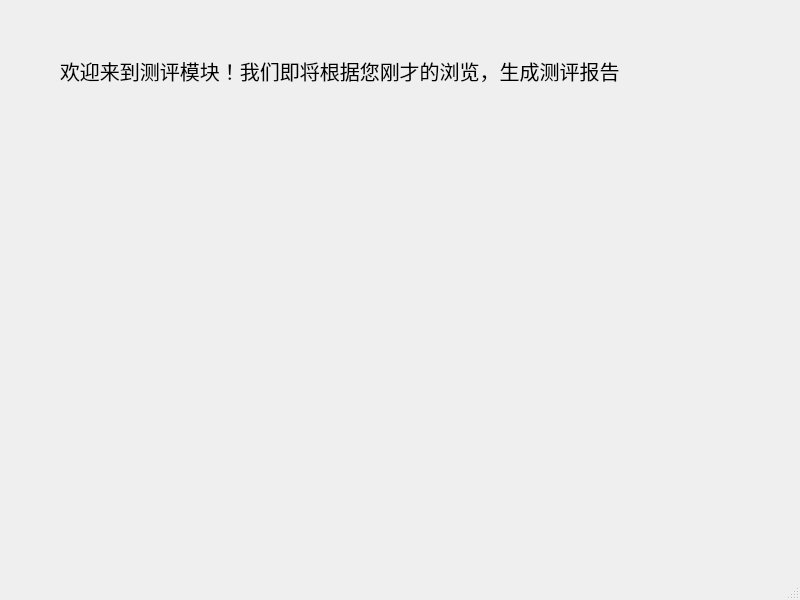
This is assessmenu.ui in JerryLi7332/QT- as Qt 5 draws it before an edit. The edited form follows.
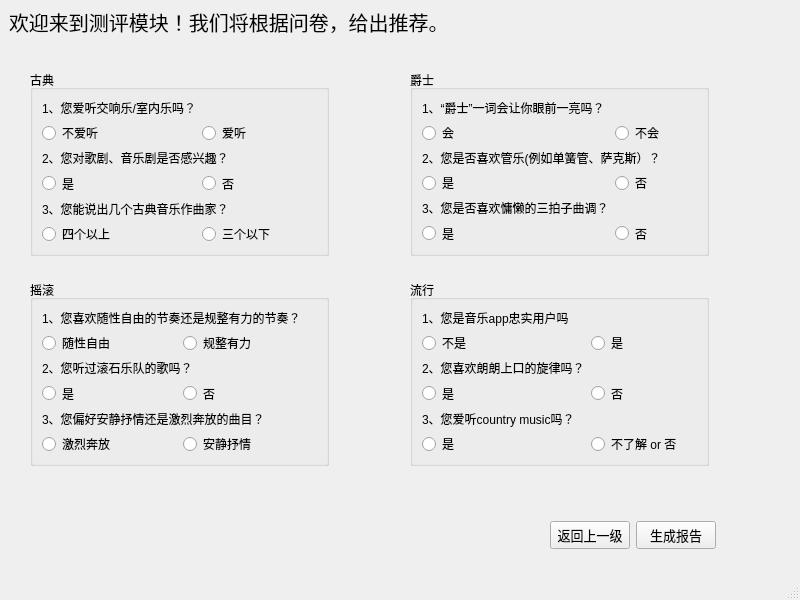
This is the edited form.

```diff
--- a/assessmenu.ui
+++ b/assessmenu.ui
@@ -17,10 +17,10 @@
    <widget class="QLabel" name="label">
     <property name="geometry">
      <rect>
-      <x>60</x>
-      <y>30</y>
-      <width>601</width>
-      <height>81</height>
+      <x>9</x>
+      <y>9</y>
+      <width>560</width>
+      <height>26</height>
      </rect>
     </property>
     <property name="font">
@@ -29,19 +29,382 @@
      </font>
     </property>
     <property name="text">
-     <string>欢迎来到测评模块！我们即将根据您刚才的浏览，生成测评报告</string>
+     <string>欢迎来到测评模块！我们将根据问卷，给出推荐。</string>
     </property>
    </widget>
-  </widget>
-  <widget class="QMenuBar" name="menubar">
-   <property name="geometry">
-    <rect>
-     <x>0</x>
-     <y>0</y>
-     <width>800</width>
-     <height>21</height>
-    </rect>
-   </property>
+   <widget class="QGroupBox" name="groupBox">
+    <property name="geometry">
+     <rect>
+      <x>30</x>
+      <y>70</y>
+      <width>299</width>
+      <height>186</height>
+     </rect>
+    </property>
+    <property name="title">
+     <string>古典</string>
+    </property>
+    <layout class="QGridLayout" name="gridLayout_2">
+     <item row="3" column="1">
+      <widget class="QRadioButton" name="radioButton_4">
+       <property name="text">
+        <string>否</string>
+       </property>
+      </widget>
+     </item>
+     <item row="1" column="1">
+      <widget class="QRadioButton" name="radioButton_2">
+       <property name="text">
+        <string>爱听</string>
+       </property>
+      </widget>
+     </item>
+     <item row="1" column="0">
+      <widget class="QRadioButton" name="radioButton">
+       <property name="text">
+        <string>不爱听</string>
+       </property>
+      </widget>
+     </item>
+     <item row="3" column="0">
+      <widget class="QRadioButton" name="radioButton_3">
+       <property name="text">
+        <string>是</string>
+       </property>
+      </widget>
+     </item>
+     <item row="0" column="0">
+      <widget class="QLabel" name="label_2">
+       <property name="text">
+        <string>1、您爱听交响乐/室内乐吗？</string>
+       </property>
+      </widget>
+     </item>
+     <item row="5" column="0">
+      <widget class="QRadioButton" name="radioButton_5">
+       <property name="text">
+        <string>四个以上</string>
+       </property>
+      </widget>
+     </item>
+     <item row="5" column="1">
+      <widget class="QRadioButton" name="radioButton_6">
+       <property name="text">
+        <string>三个以下</string>
+       </property>
+      </widget>
+     </item>
+     <item row="2" column="0" colspan="2">
+      <widget class="QLabel" name="label_3">
+       <property name="text">
+        <string>2、您对歌剧、音乐剧是否感兴趣？</string>
+       </property>
+      </widget>
+     </item>
+     <item row="4" column="0" colspan="2">
+      <widget class="QLabel" name="label_4">
+       <property name="text">
+        <string>3、您能说出几个古典音乐作曲家？</string>
+       </property>
+      </widget>
+     </item>
+    </layout>
+   </widget>
+   <widget class="QGroupBox" name="groupBox_2">
+    <property name="geometry">
+     <rect>
+      <x>410</x>
+      <y>70</y>
+      <width>299</width>
+      <height>186</height>
+     </rect>
+    </property>
+    <property name="title">
+     <string>爵士</string>
+    </property>
+    <layout class="QGridLayout" name="gridLayout_3">
+     <item row="0" column="0" colspan="2">
+      <widget class="QLabel" name="label_6">
+       <property name="text">
+        <string>1、“爵士”一词会让你眼前一亮吗？</string>
+       </property>
+      </widget>
+     </item>
+     <item row="4" column="0">
+      <widget class="QRadioButton" name="radioButton_9">
+       <property name="text">
+        <string>是</string>
+       </property>
+      </widget>
+     </item>
+     <item row="6" column="1">
+      <widget class="QRadioButton" name="radioButton_12">
+       <property name="text">
+        <string>否</string>
+       </property>
+      </widget>
+     </item>
+     <item row="5" column="0">
+      <widget class="QLabel" name="label_5">
+       <property name="text">
+        <string>3、您是否喜欢慵懒的三拍子曲调？</string>
+       </property>
+      </widget>
+     </item>
+     <item row="6" column="0">
+      <widget class="QRadioButton" name="radioButton_11">
+       <property name="text">
+        <string>是</string>
+       </property>
+      </widget>
+     </item>
+     <item row="4" column="1">
+      <widget class="QRadioButton" name="radioButton_10">
+       <property name="text">
+        <string>否</string>
+       </property>
+      </widget>
+     </item>
+     <item row="1" column="0">
+      <widget class="QRadioButton" name="radioButton_8">
+       <property name="text">
+        <string>会</string>
+       </property>
+      </widget>
+     </item>
+     <item row="1" column="1">
+      <widget class="QRadioButton" name="radioButton_7">
+       <property name="text">
+        <string>不会</string>
+       </property>
+      </widget>
+     </item>
+     <item row="3" column="0" colspan="2">
+      <widget class="QLabel" name="label_7">
+       <property name="text">
+        <string>2、您是否喜欢管乐(例如单簧管、萨克斯）？</string>
+       </property>
+      </widget>
+     </item>
+    </layout>
+   </widget>
+   <widget class="QGroupBox" name="groupBox_3">
+    <property name="geometry">
+     <rect>
+      <x>30</x>
+      <y>280</y>
+      <width>299</width>
+      <height>186</height>
+     </rect>
+    </property>
+    <property name="title">
+     <string>摇滚</string>
+    </property>
+    <layout class="QGridLayout" name="gridLayout_4">
+     <item row="3" column="1">
+      <widget class="QRadioButton" name="radioButton_16">
+       <property name="text">
+        <string>否</string>
+       </property>
+      </widget>
+     </item>
+     <item row="1" column="1">
+      <widget class="QRadioButton" name="radioButton_14">
+       <property name="text">
+        <string>规整有力</string>
+       </property>
+      </widget>
+     </item>
+     <item row="1" column="0">
+      <widget class="QRadioButton" name="radioButton_13">
+       <property name="text">
+        <string>随性自由</string>
+       </property>
+      </widget>
+     </item>
+     <item row="3" column="0">
+      <widget class="QRadioButton" name="radioButton_15">
+       <property name="text">
+        <string>是</string>
+       </property>
+      </widget>
+     </item>
+     <item row="5" column="0">
+      <widget class="QRadioButton" name="radioButton_17">
+       <property name="text">
+        <string>激烈奔放</string>
+       </property>
+      </widget>
+     </item>
+     <item row="5" column="1">
+      <widget class="QRadioButton" name="radioButton_18">
+       <property name="text">
+        <string>安静抒情</string>
+       </property>
+      </widget>
+     </item>
+     <item row="4" column="0" colspan="2">
+      <widget class="QLabel" name="label_8">
+       <property name="text">
+        <string>3、您偏好安静抒情还是激烈奔放的曲目？</string>
+       </property>
+      </widget>
+     </item>
+     <item row="0" column="0" colspan="2">
+      <widget class="QLabel" name="label_9">
+       <property name="text">
+        <string>1、您喜欢随性自由的节奏还是规整有力的节奏？</string>
+       </property>
+      </widget>
+     </item>
+     <item row="2" column="0" colspan="2">
+      <widget class="QLabel" name="label_10">
+       <property name="text">
+        <string>2、您听过滚石乐队的歌吗？</string>
+       </property>
+      </widget>
+     </item>
+    </layout>
+   </widget>
+   <widget class="QGroupBox" name="groupBox_4">
+    <property name="geometry">
+     <rect>
+      <x>410</x>
+      <y>280</y>
+      <width>299</width>
+      <height>186</height>
+     </rect>
+    </property>
+    <property name="title">
+     <string>流行</string>
+    </property>
+    <layout class="QGridLayout" name="gridLayout_5">
+     <item row="4" column="0">
+      <widget class="QLabel" name="label_11">
+       <property name="text">
+        <string>3、您爱听country music吗？</string>
+       </property>
+      </widget>
+     </item>
+     <item row="3" column="1">
+      <widget class="QRadioButton" name="radioButton_22">
+       <property name="text">
+        <string>否</string>
+       </property>
+      </widget>
+     </item>
+     <item row="1" column="1">
+      <widget class="QRadioButton" name="radioButton_20">
+       <property name="text">
+        <string>是</string>
+       </property>
+      </widget>
+     </item>
+     <item row="1" column="0">
+      <widget class="QRadioButton" name="radioButton_19">
+       <property name="text">
+        <string>不是</string>
+       </property>
+      </widget>
+     </item>
+     <item row="3" column="0">
+      <widget class="QRadioButton" name="radioButton_21">
+       <property name="text">
+        <string>是</string>
+       </property>
+      </widget>
+     </item>
+     <item row="0" column="0">
+      <widget class="QLabel" name="label_12">
+       <property name="text">
+        <string>1、您是音乐app忠实用户吗</string>
+       </property>
+      </widget>
+     </item>
+     <item row="2" column="0">
+      <widget class="QLabel" name="label_13">
+       <property name="text">
+        <string>2、您喜欢朗朗上口的旋律吗？</string>
+       </property>
+      </widget>
+     </item>
+     <item row="5" column="0">
+      <widget class="QRadioButton" name="radioButton_23">
+       <property name="text">
+        <string>是</string>
+       </property>
+      </widget>
+     </item>
+     <item row="5" column="1">
+      <widget class="QRadioButton" name="radioButton_24">
+       <property name="text">
+        <string>不了解 or 否</string>
+       </property>
+      </widget>
+     </item>
+    </layout>
+   </widget>
+   <widget class="QWidget" name="">
+    <property name="geometry">
+     <rect>
+      <x>30</x>
+      <y>510</y>
+      <width>701</width>
+      <height>51</height>
+     </rect>
+    </property>
+    <layout class="QHBoxLayout" name="horizontalLayout">
+     <property name="leftMargin">
+      <number>15</number>
+     </property>
+     <property name="topMargin">
+      <number>10</number>
+     </property>
+     <property name="rightMargin">
+      <number>15</number>
+     </property>
+     <property name="bottomMargin">
+      <number>10</number>
+     </property>
+     <item>
+      <spacer name="horizontalSpacer">
+       <property name="orientation">
+        <enum>Qt::Horizontal</enum>
+       </property>
+       <property name="sizeHint" stdset="0">
+        <size>
+         <width>40</width>
+         <height>20</height>
+        </size>
+       </property>
+      </spacer>
+     </item>
+     <item>
+      <widget class="QPushButton" name="pushButton_2">
+       <property name="font">
+        <font>
+         <pointsize>10</pointsize>
+        </font>
+       </property>
+       <property name="text">
+        <string>返回上一级</string>
+       </property>
+      </widget>
+     </item>
+     <item>
+      <widget class="QPushButton" name="pushButton">
+       <property name="font">
+        <font>
+         <pointsize>10</pointsize>
+        </font>
+       </property>
+       <property name="text">
+        <string>生成报告</string>
+       </property>
+      </widget>
+     </item>
+    </layout>
+   </widget>
   </widget>
   <widget class="QStatusBar" name="statusbar"/>
  </widget>
```
Left out of the diff: 2 changed lines with no effect on the pictures.
